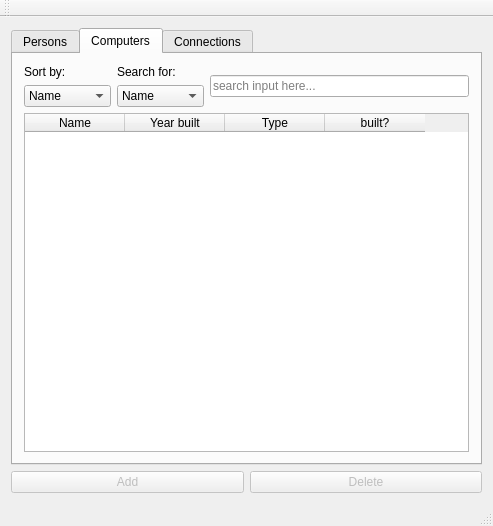
First picture: the form in mainwindow.ui, repository moderndaymoron/PersonCSciVer3, before the edit.
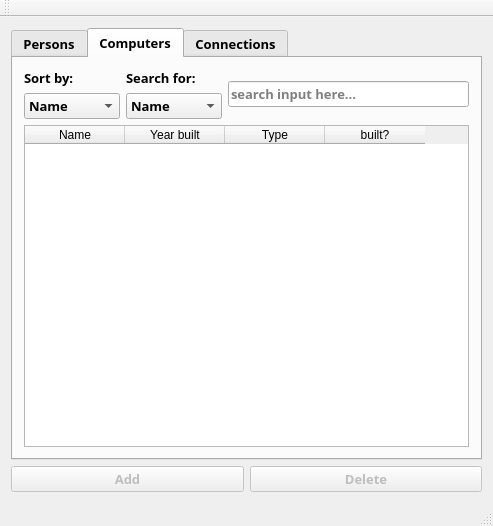
Second picture: the form after the edit. The open tabs and pages were chosen to show the change. Icons and pictures are not drawn.

Commit message: edidet column width in connections

Patch:
```diff
--- a/mainwindow.ui
+++ b/mainwindow.ui
@@ -10,6 +10,14 @@
     <height>526</height>
    </rect>
   </property>
+  <property name="font">
+   <font>
+    <family>Kartika</family>
+    <pointsize>10</pointsize>
+    <weight>75</weight>
+    <bold>true</bold>
+   </font>
+  </property>
   <property name="windowTitle">
    <string>GCSFD Version 3 - Now featuring GUI &amp; SQLite!</string>
   </property>
```
Left out of the diff: 4 changed lines with no effect on the pictures. The commit also changes 2 other files.
